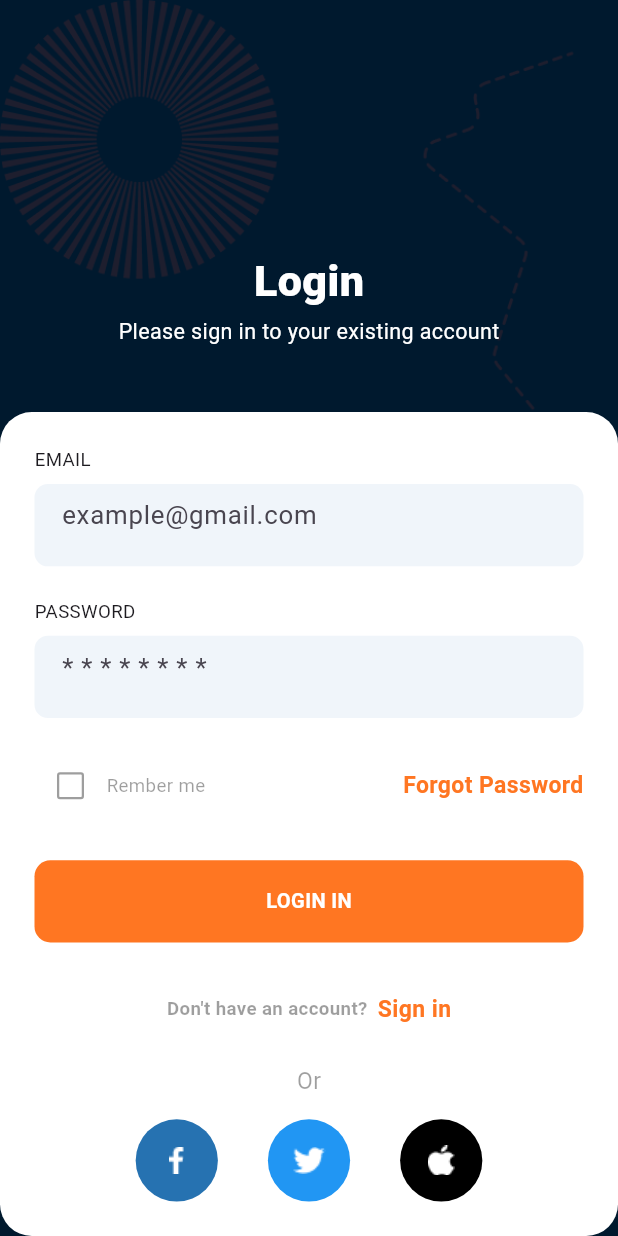
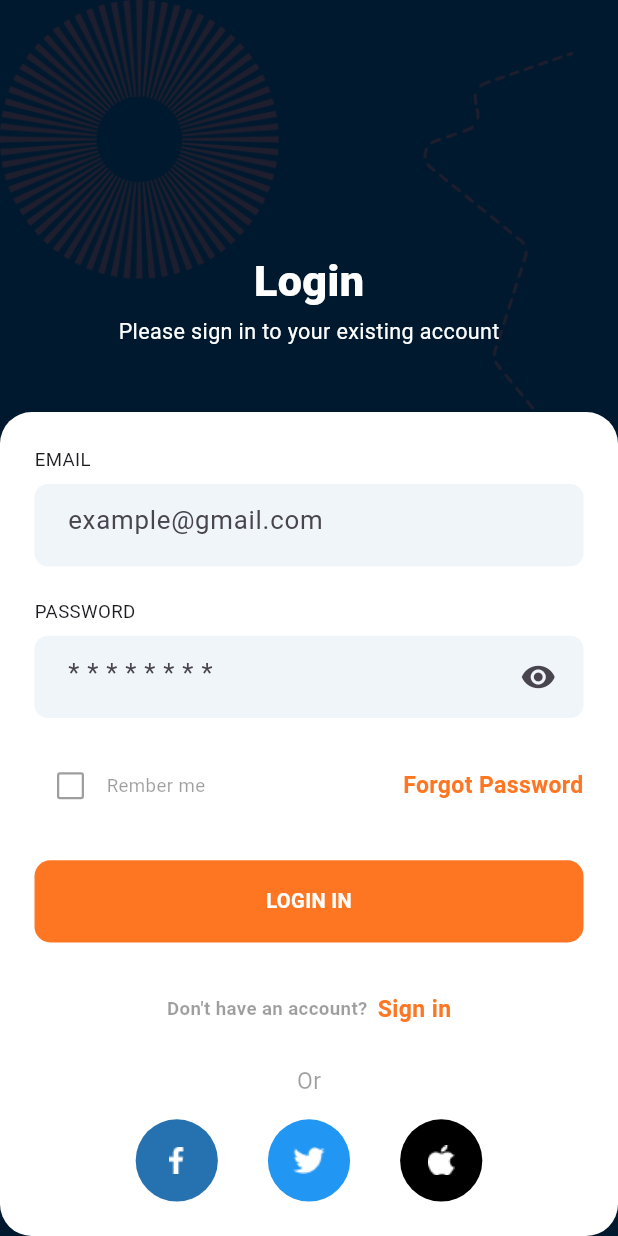
Before and after one commit to Saravanan-vc/food-commerce, a Flutter app: the screen it shows after launch, after a tap on "NEXT", after a tap on "SKIP", on a phone screen of 412 x 824 dp. Run offline on Flutter 3.47's test engine with Material 3 defaults, Android fonts, the phone set to English and light mode, and no system bars; our stand-ins replace flutter_hooks, flutter_screenutil, smooth_page_indicator; missing offline and left inert: tutorial_coach_mark.

Commit message:
add login controller uisng abstrac class

```diff
--- /dev/null
+++ b/devtools_options.yaml
@@ -0,0 +1,3 @@
+description: This file stores settings for Dart & Flutter DevTools.
+documentation: https://docs.flutter.dev/tools/devtools/extensions#configure-extension-enablement-states
+extensions:
--- /dev/null
+++ b/lib/controller/authentication_controller.dart
@@ -0,0 +1,47 @@
+import 'package:commerce/ui/extension/overall_extension.dart';
+import 'package:commerce/view/home_view.dart';
+import 'package:flutter/cupertino.dart';
+
+abstract class AuthenticationBluePrinte {
+  // creating controller
+  late TextEditingController emailtextediting;
+  late TextEditingController passwordtextediting;
+  // dispose
+  void disposecontroller();
+  late bool obscuretext;
+}
+
+class AuthenticationControllerLoginScreen extends ChangeNotifier
+    implements AuthenticationBluePrinte {
+  // used blue print
+  @override
+  TextEditingController emailtextediting = TextEditingController();
+  @override
+  TextEditingController passwordtextediting = TextEditingController();
+  @override
+  void disposecontroller() {
+    emailtextediting.dispose();
+    passwordtextediting.dispose();
+  }
+
+  @override
+  bool obscuretext = true;
+
+  // checking they are not null
+  void chekinglogin(
+      String emailtext, String passwordtext, BuildContext context) {
+    try {
+      if (emailtext.isNotEmpty && passwordtext.isNotEmpty) {
+        context.gothrough(const HomeView());
+      }
+    } catch (e) {
+      debugPrint(e.toString());
+    }
+  }
+
+  //changing obscutext
+  void changingobscutext() {
+    obscuretext = !obscuretext;
+    notifyListeners();
+  }
+}
--- a/lib/main.dart
+++ b/lib/main.dart
@@ -1,7 +1,9 @@
+import 'package:commerce/controller/authentication_controller.dart';
 import 'package:commerce/ui/colors_ui.dart';
 import 'package:commerce/view/login_onboarding_splash/splash_view.dart';
 import 'package:flutter/material.dart';
 import 'package:flutter_screenutil/flutter_screenutil.dart';
+import 'package:provider/provider.dart';
 
 void main() {
   runApp(const MyApp());
@@ -15,10 +17,16 @@ class MyApp extends StatelessWidget {
     return ScreenUtilInit(
       designSize: const Size(430, 932),
       builder: (context, _) {
-        return MaterialApp(
-          debugShowCheckedModeBanner: false,
-          theme: ThemeData(scaffoldBackgroundColor: Fwhitcolor),
-          home: const SplashView(),
+        return MultiProvider(
+          providers: [
+            ChangeNotifierProvider(
+                create: (_) => AuthenticationControllerLoginScreen())
+          ],
+          child: MaterialApp(
+            debugShowCheckedModeBanner: false,
+            theme: ThemeData(scaffoldBackgroundColor: Fwhitcolor),
+            home: const SplashView(),
+          ),
         );
       },
     );
--- a/lib/view/login_onboarding_splash/login_view.dart
+++ b/lib/view/login_onboarding_splash/login_view.dart
@@ -1,3 +1,6 @@
+// ignore_for_file: no_leading_underscores_for_local_identifiers
+
+import 'package:commerce/controller/authentication_controller.dart';
 import 'package:commerce/ui/colors_ui.dart';
 import 'package:commerce/ui/images_ui.dart';
 import 'package:commerce/view/login_onboarding_splash/forgot_view.dart';
@@ -6,21 +9,26 @@ import 'package:commerce/widgets/button_widgets.dart';
 import 'package:commerce/widgets/inputfield_widgets.dart';
 import 'package:flutter/material.dart';
 import 'package:flutter_screenutil/flutter_screenutil.dart';
+import 'package:provider/provider.dart';
 
 class LoginView extends StatelessWidget {
   const LoginView({super.key});
 
   @override
   Widget build(BuildContext context) {
-    return Scaffold(
-      body: Stack(
+    GlobalKey<FormState> _key = GlobalKey<FormState>();
+    return Scaffold(body: Consumer<AuthenticationControllerLoginScreen>(
+      builder: (context, controllerALS, child) {
+        return Stack(
           children: [
             Container(
               color: FdarkBcolor,
               height: ScreenUtil().screenHeight,
             ),
             Image.asset(loginImage),
-          Column(
+            Form(
+              key: _key,
+              child: Column(
                 children: [
                   const Spacer(),
                   Center(
@@ -64,13 +72,27 @@ class LoginView extends StatelessWidget {
                             style: TextStyle(
                                 fontSize: 13.sp, fontWeight: FontWeight.normal),
                           ),
-                      const InputfieldWidgets(hinttext: "example@gmail.com"),
+                          InputfieldWidgetsT(
+                            ontap: () {},
+                            hinttext: "example@gmail.com",
+                            controller: controllerALS.emailtextediting,
+                            obscuretext: false,
+                            suffixicon: false,
+                          ),
                           Text(
                             "PASSWORD",
                             style: TextStyle(
                                 fontSize: 13.sp, fontWeight: FontWeight.normal),
                           ),
-                      const InputfieldWidgets(hinttext: "* * * * * * * *"),
+                          InputfieldWidgetsT(
+                            hinttext: "* * * * * * * *",
+                            controller: controllerALS.passwordtextediting,
+                            obscuretext: controllerALS.obscuretext,
+                            suffixicon: true,
+                            ontap: () {
+                              controllerALS.changingobscutext();
+                            },
+                          ),
                           Padding(
                             padding: EdgeInsets.only(bottom: 29.h),
                             child: Row(
@@ -99,7 +121,8 @@ class LoginView extends StatelessWidget {
                                   ontap: () {
                                     Navigator.of(context).push(
                                       MaterialPageRoute(
-                                    builder: (context) => const ForgotView(),
+                                        builder: (context) =>
+                                            const ForgotView(),
                                       ),
                                     );
                                   },
@@ -110,7 +133,17 @@ class LoginView extends StatelessWidget {
                           ),
                           Padding(
                             padding: EdgeInsets.only(bottom: 38.h),
-                        child: AbuttonWidget(text: "LOGIN IN", callback: () {}),
+                            child: AbuttonWidget(
+                                text: "LOGIN IN",
+                                callback: () {
+                                  !_key.currentState!.validate()
+                                      ? debugPrint("statement")
+                                      : controllerALS.chekinglogin(
+                                          controllerALS.emailtextediting.text,
+                                          controllerALS
+                                              .passwordtextediting.text,
+                                          context);
+                                }),
                           ),
                           Center(
                             child: Wrap(
@@ -167,7 +200,8 @@ class LoginView extends StatelessWidget {
                                 height: 62.h,
                                 width: 62.w,
                                 decoration: const BoxDecoration(
-                                color: FlighBlucolor, shape: BoxShape.circle),
+                                    color: FlighBlucolor,
+                                    shape: BoxShape.circle),
                                 child: Center(
                                   child: Image.asset(twitterImage),
                                 ),
@@ -187,8 +221,10 @@ class LoginView extends StatelessWidget {
                   ),
                 ],
               ),
+            ),
           ],
-      ),
         );
+      },
+    ));
   }
 }
--- a/lib/widgets/inputfield_widgets.dart
+++ b/lib/widgets/inputfield_widgets.dart
@@ -1,10 +1,19 @@
-import 'package:commerce/ui/colors_ui.dart';
+// ignore_for_file: public_member_api_docs, sort_constructors_first
 import 'package:flutter/material.dart';
 import 'package:flutter_screenutil/flutter_screenutil.dart';
 
+import 'package:commerce/ui/colors_ui.dart';
+
 class InputfieldWidgets extends StatelessWidget {
   final String hinttext;
-  const InputfieldWidgets({super.key, required this.hinttext});
+  final TextEditingController controller;
+  final String? Function(String?)? validator;
+  const InputfieldWidgets({
+    super.key,
+    required this.hinttext,
+    required this.controller,
+    required this.validator,
+  });
 
   @override
   Widget build(BuildContext context) {
@@ -14,6 +23,8 @@ class InputfieldWidgets extends StatelessWidget {
       decoration: BoxDecoration(
           color: FlighBcolor, borderRadius: BorderRadius.circular(10.r)),
       child: TextFormField(
+        validator: validator,
+        controller: controller,
         decoration: InputDecoration(
             contentPadding:
                 EdgeInsets.symmetric(horizontal: 19.w, vertical: 24.h),
@@ -28,3 +39,58 @@ class InputfieldWidgets extends StatelessWidget {
     );
   }
 }
+
+class InputfieldWidgetsT extends StatelessWidget {
+  final String hinttext;
+  final TextEditingController controller;
+  final bool obscuretext;
+  final Function ontap;
+  final bool suffixicon;
+  const InputfieldWidgetsT({
+    super.key,
+    required this.hinttext,
+    required this.controller,
+    required this.obscuretext,
+    required this.ontap, required this.suffixicon,
+  });
+
+  @override
+  Widget build(BuildContext context) {
+    return Container(
+      margin: EdgeInsets.only(top: 8.h, bottom: 24.h),
+      child: ConstrainedBox(
+        constraints: BoxConstraints(maxHeight: 62.h),
+        child: TextFormField(
+          obscureText: obscuretext,
+          controller: controller,
+          decoration: InputDecoration(
+              contentPadding:
+                  EdgeInsets.symmetric(horizontal: 19.w, vertical: 24.h),
+              border: OutlineInputBorder(
+                  borderRadius: BorderRadius.circular(10.r),
+                  borderSide: BorderSide.none),
+              enabledBorder: OutlineInputBorder(
+                  borderRadius: BorderRadius.circular(10.r),
+                  borderSide: BorderSide.none),
+              focusedBorder: OutlineInputBorder(
+                  borderRadius: BorderRadius.circular(10.r),
+                  borderSide: BorderSide.none),
+              errorBorder: OutlineInputBorder(
+                  borderRadius: BorderRadius.circular(10.r),
+                  borderSide: BorderSide.none),
+              hintText: hinttext,
+              suffixIcon: Padding(
+                  padding: EdgeInsets.symmetric(horizontal: 19.w),
+                  child: suffixicon
+                      ? GestureDetector(
+                          onTap: ontap(),
+                          child: const Icon(Icons.remove_red_eye))
+                      : null),
+              hintStyle: TextStyle(fontSize: 18.sp),
+              fillColor: FlighBcolor,
+              filled: true),
+        ),
+      ),
+    );
+  }
+}
--- a/pubspec.yaml
+++ b/pubspec.yaml
@@ -19,6 +19,7 @@ dependencies:
   flutter_timezone: ^3.0.1
   flutter_hooks: ^0.20.5
   smooth_page_indicator: ^1.2.0+3
+  provider: ^6.1.2
 
 dev_dependencies:
   flutter_test:
```
Also changed, not shown: lib/view/login_onboarding_splash/forgot_view.dart (+7 -1 lines), lib/view/login_onboarding_splash/sigin_view.dart (+22 -4 lines), pubspec.lock, 1 other file. Lines whose indentation alone changed are shown as unchanged.
